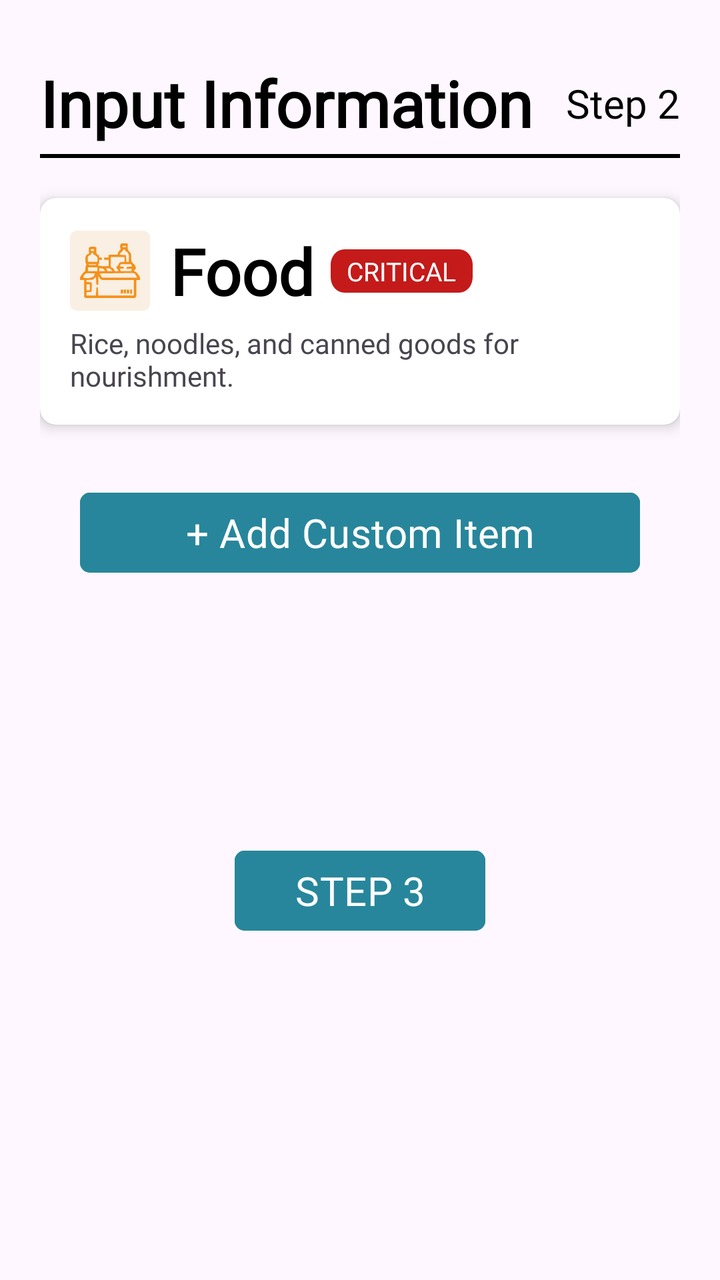
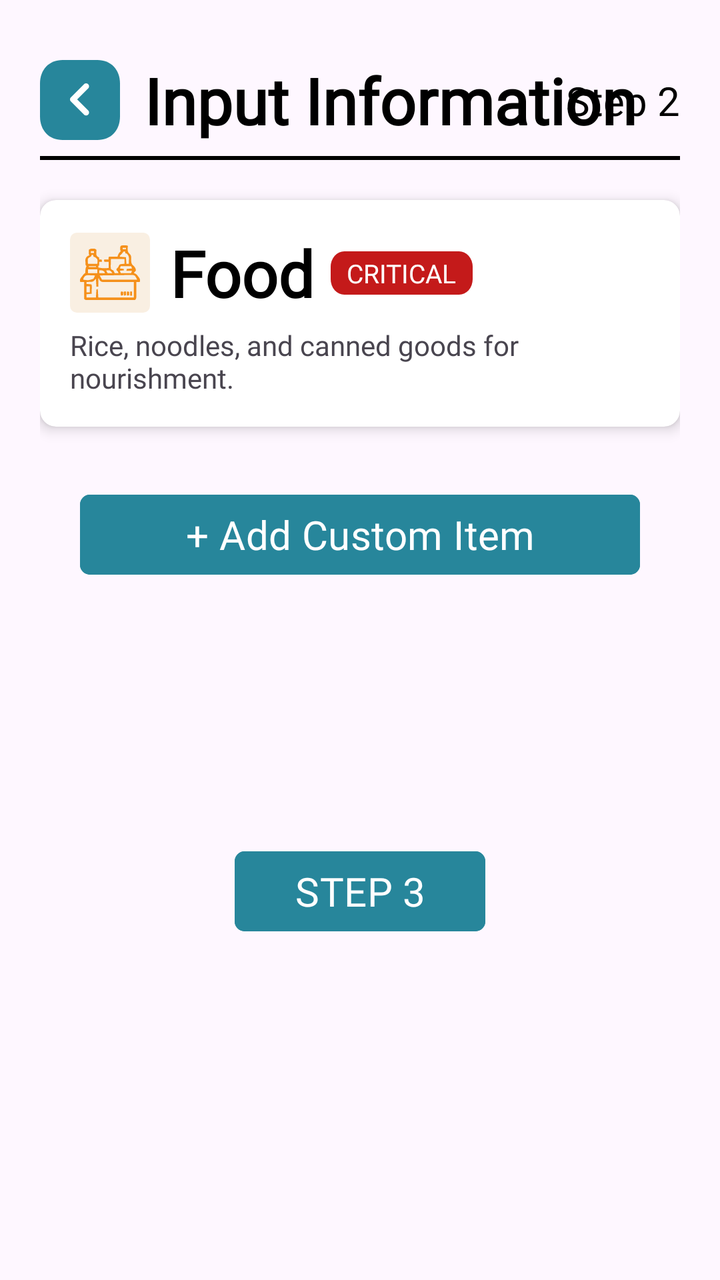

The first picture is an Android layout as it rendered before a commit; the second is the same layout after the commit. The layout source and the unified diff follow.
<!-- AndroidManifest.xml: application theme Theme.Dawnasyon_v1 -->
<!-- res/layout/donation_details.xml -->
<?xml version="1.0" encoding="utf-8"?>
<ScrollView xmlns:android="http://schemas.android.com/apk/res/android"
    xmlns:app="http://schemas.android.com/apk/res-auto"
    xmlns:tools="http://schemas.android.com/tools"
    android:layout_width="match_parent"
    android:layout_height="match_parent"
    android:fillViewport="true">

    <androidx.constraintlayout.widget.ConstraintLayout
        android:layout_width="match_parent"
        android:layout_height="wrap_content"
        android:padding="20dp">

        <TextView
            android:id="@+id/txtHeader"
            android:layout_width="wrap_content"
            android:layout_height="wrap_content"
            android:layout_marginTop="10dp"
            android:fontFamily="@font/dongle"
            android:text="Input Information"
            android:textColor="@android:color/black"
            android:textSize="32sp"
            android:textStyle="bold"
            app:layout_constraintStart_toStartOf="parent"
            app:layout_constraintTop_toTopOf="parent" />

        <View
            android:id="@+id/separatorLine"
            android:layout_width="0dp"
            android:layout_height="2dp"
            android:layout_marginTop="4dp"
            android:background="@color/black"
            app:layout_constraintEnd_toEndOf="parent"
            app:layout_constraintStart_toStartOf="parent"
            app:layout_constraintTop_toBottomOf="@id/txtHeader" />

        <TextView
            android:id="@+id/txtStep"
            android:layout_width="wrap_content"
            android:layout_height="wrap_content"
            android:fontFamily="@font/dongle"
            android:text="Step 2"
            android:textColor="@color/black"
            android:textSize="20sp"
            app:layout_constraintBottom_toBottomOf="@id/txtHeader"
            app:layout_constraintEnd_toEndOf="parent"
            app:layout_constraintTop_toTopOf="@id/txtHeader" />

        <androidx.cardview.widget.CardView
            android:id="@+id/cardCategory"
            android:layout_width="match_parent"
            android:layout_height="wrap_content"
            android:layout_marginTop="20dp"
            app:cardCornerRadius="8dp"
            app:cardElevation="4dp"
            app:layout_constraintTop_toBottomOf="@id/separatorLine">

            <LinearLayout
                android:layout_width="match_parent"
                android:layout_height="wrap_content"
                android:orientation="vertical"
                android:padding="15dp">

                <LinearLayout
                    android:layout_width="match_parent"
                    android:layout_height="wrap_content"
                    android:orientation="horizontal"
                    android:gravity="center_vertical">

                    <ImageView
                        android:id="@+id/detailsImage"
                        android:layout_width="40dp"
                        android:layout_height="40dp"
                        android:src="@drawable/ic_food"
                        android:layout_marginEnd="10dp"
                        android:background="@drawable/bg"
                        android:padding="5dp"/>

                    <TextView
                        android:id="@+id/detailsTitle"
                        android:layout_width="wrap_content"
                        android:layout_height="wrap_content"
                        android:fontFamily="@font/dongle"
                        android:text="Food"
                        android:textColor="@android:color/black"
                        android:textSize="32sp"
                        android:textStyle="bold" />

                    <TextView
                        android:id="@+id/detailsStatus"
                        android:layout_width="wrap_content"
                        android:layout_height="wrap_content"
                        android:layout_marginStart="8dp"
                        android:background="@drawable/status_red"
                        android:fontFamily="@font/dongle"
                        android:paddingStart="8dp"
                        android:paddingTop="2dp"
                        android:paddingEnd="8dp"
                        android:paddingBottom="2dp"
                        android:text="CRITICAL"
                        android:textAlignment="center"
                        android:textColor="@android:color/white"
                        android:textSize="13sp" />
                </LinearLayout>

                <TextView
                    android:id="@+id/detailsDescription"
                    android:layout_width="match_parent"
                    android:layout_height="wrap_content"
                    android:layout_marginTop="5dp"
                    android:fontFamily="@font/dongle_light"
                    android:text="Rice, noodles, and canned goods for nourishment."
                    android:textSize="14sp" />
            </LinearLayout>
        </androidx.cardview.widget.CardView>

        <LinearLayout
            android:id="@+id/reliefPackContainer"
            android:layout_width="match_parent"
            android:layout_height="wrap_content"
            android:orientation="vertical"
            android:layout_marginTop="15dp"
            android:visibility="gone"
            app:layout_constraintTop_toBottomOf="@id/cardCategory">

            <com.google.android.material.textfield.TextInputLayout
                android:layout_width="match_parent"
                android:layout_height="wrap_content"
                style="@style/Widget.MaterialComponents.TextInputLayout.OutlinedBox"
                android:hint="Number of Packs">

                <com.google.android.material.textfield.TextInputEditText
                    android:id="@+id/etPackQuantity"
                    android:layout_width="match_parent"
                    android:layout_height="wrap_content"
                    android:inputType="number" />
            </com.google.android.material.textfield.TextInputLayout>

            <com.google.android.material.textfield.TextInputLayout
                android:layout_width="match_parent"
                android:layout_height="wrap_content"
                android:layout_marginTop="12dp"
                style="@style/Widget.MaterialComponents.TextInputLayout.OutlinedBox"
                android:hint="Specific Contents of the Pack">

                <com.google.android.material.textfield.TextInputEditText
                    android:id="@+id/etPackContents"
                    android:layout_width="match_parent"
                    android:layout_height="wrap_content"
                    android:inputType="textMultiLine"
                    android:lines="4"
                    android:gravity="top" />
            </com.google.android.material.textfield.TextInputLayout>
        </LinearLayout>

        <LinearLayout
            android:id="@+id/itemInputsContainer"
            android:layout_width="match_parent"
            android:layout_height="wrap_content"
            android:orientation="vertical"
            android:layout_marginTop="15dp"
            app:layout_constraintTop_toBottomOf="@id/reliefPackContainer"/>

        <Button
            android:id="@+id/btnAddCustomItem"
            android:layout_width="match_parent"
            android:layout_height="wrap_content"
            android:layout_marginStart="20dp"
            android:layout_marginTop="15dp"
            android:layout_marginEnd="20dp"
            android:backgroundTint="#27869B"
            android:fontFamily="@font/dongle"
            android:text="+ Add Custom Item"
            android:textAllCaps="false"
            android:textColor="#FFFFFF"
            android:textSize="20sp"
            app:cornerRadius="5dp"
            app:layout_constraintTop_toBottomOf="@id/itemInputsContainer" />

        <LinearLayout
            android:id="@+id/customItemInputLayout"
            android:layout_width="match_parent"
            android:layout_height="wrap_content"
            android:orientation="vertical"
            android:layout_marginTop="10dp"
            android:visibility="gone"
            app:layout_constraintTop_toBottomOf="@id/btnAddCustomItem">
        </LinearLayout>

        <Button
            android:id="@+id/btnStep3"
            android:layout_width="wrap_content"
            android:layout_height="wrap_content"
            android:layout_marginTop="30dp"
            android:layout_marginBottom="50dp"
            android:backgroundTint="#27869B"
            android:fontFamily="@font/dongle"
            android:paddingStart="30dp"
            android:paddingEnd="30dp"
            android:text="STEP 3"
            android:textColor="@android:color/white"
            android:textSize="20sp"
            app:cornerRadius="5dp"
            app:layout_constraintBottom_toBottomOf="parent"
            app:layout_constraintEnd_toEndOf="parent"
            app:layout_constraintStart_toStartOf="parent"
            app:layout_constraintTop_toBottomOf="@id/customItemInputLayout" />

    </androidx.constraintlayout.widget.ConstraintLayout>
</ScrollView>
<!-- resources referenced by this layout -->
<resources>
  <color name="black">#FF000000</color>
  <!-- drawable bg (drawable) -->
  <vector xmlns:android="http://schemas.android.com/apk/res/android"
      android:width="58dp"
      android:height="58dp"
      android:viewportWidth="58"
      android:viewportHeight="58">
    <path
        android:pathData="M5,0L53,0A5,5 0,0 1,58 5L58,53A5,5 0,0 1,53 58L5,58A5,5 0,0 1,0 53L0,5A5,5 0,0 1,5 0z"
        android:fillColor="#F9EFE2"/>
  </vector>
  <!-- drawable ic_food: vector/xml drawable (drawable, 8207 chars, omitted) -->
  <!-- drawable status_red (drawable) -->
  <vector xmlns:android="http://schemas.android.com/apk/res/android"
      android:width="52dp"
      android:height="14dp"
      android:viewportWidth="52"
      android:viewportHeight="14">
    <path
        android:pathData="M5,0L47,0A5,5 0,0 1,52 5L52,9A5,5 0,0 1,47 14L5,14A5,5 0,0 1,0 9L0,5A5,5 0,0 1,5 0z"
        android:fillColor="#C41A1A"/>
  </vector>
  <style name="Theme.Dawnasyon_v1" parent="Base.Theme.Dawnasyon_v1" />
  <style name="Base.Theme.Dawnasyon_v1" parent="Theme.Material3.Light.NoActionBar">
          
          
      </style>
</resources>

<!-- the commit's change to res/layout/donation_details.xml (unified diff, before → after) -->
@@ -11,28 +11,40 @@
         android:layout_height="wrap_content"
         android:padding="20dp">
 
+        <ImageButton
+            android:id="@+id/btnBack"
+            android:layout_width="40dp"
+            android:layout_height="40dp"
+            android:layout_marginTop="10dp"
+            android:background="@drawable/bg_circle_teal"
+            android:src="@drawable/ic_left"
+            app:tint="@color/white"
+            app:layout_constraintStart_toStartOf="parent"
+            app:layout_constraintTop_toTopOf="parent" />
+
         <TextView
             android:id="@+id/txtHeader"
             android:layout_width="wrap_content"
             android:layout_height="wrap_content"
-            android:layout_marginTop="10dp"
+            android:layout_marginStart="12dp"
             android:fontFamily="@font/dongle"
             android:text="Input Information"
             android:textColor="@android:color/black"
             android:textSize="32sp"
             android:textStyle="bold"
-            app:layout_constraintStart_toStartOf="parent"
-            app:layout_constraintTop_toTopOf="parent" />
+            app:layout_constraintBottom_toBottomOf="@id/btnBack"
+            app:layout_constraintStart_toEndOf="@id/btnBack"
+            app:layout_constraintTop_toTopOf="@id/btnBack" />
 
         <View
             android:id="@+id/separatorLine"
             android:layout_width="0dp"
             android:layout_height="2dp"
-            android:layout_marginTop="4dp"
+            android:layout_marginTop="8dp"
             android:background="@color/black"
             app:layout_constraintEnd_toEndOf="parent"
             app:layout_constraintStart_toStartOf="parent"
-            app:layout_constraintTop_toBottomOf="@id/txtHeader" />
+            app:layout_constraintTop_toBottomOf="@id/btnBack" />
 
         <TextView
             android:id="@+id/txtStep"
<!-- resource entries referenced after the edit -->
@@ -1,6 +1,7 @@
 <!-- resources referenced by this layout -->
 <resources>
   <color name="black">#FF000000</color>
+  <color name="white">#FFFFFFFF</color>
   <!-- drawable bg (drawable) -->
   <vector xmlns:android="http://schemas.android.com/apk/res/android"
       android:width="58dp"
@@ -11,7 +12,31 @@
         android:pathData="M5,0L53,0A5,5 0,0 1,58 5L58,53A5,5 0,0 1,53 58L5,58A5,5 0,0 1,0 53L0,5A5,5 0,0 1,5 0z"
         android:fillColor="#F9EFE2"/>
   </vector>
+  <!-- drawable bg_circle_teal (drawable) -->
+  <vector xmlns:android="http://schemas.android.com/apk/res/android"
+      android:width="33dp"
+      android:height="33dp"
+      android:viewportWidth="33"
+      android:viewportHeight="33">
+    <path
+        android:pathData="M9.339,33L23.645,33C29.238,33 33,29.073 33,23.232L33,9.752C33,3.927 29.238,0 23.645,0L9.339,0C3.746,0 0,3.927 0,9.752L0,23.232C0,29.073 3.746,33 9.339,33Z"
+        android:fillColor="#27869B"/>
+  </vector>
   <!-- drawable ic_food: vector/xml drawable (drawable, 8207 chars, omitted) -->
+  <!-- drawable ic_left (drawable) -->
+  <vector xmlns:android="http://schemas.android.com/apk/res/android"
+      android:width="10dp"
+      android:height="17dp"
+      android:viewportWidth="10"
+      android:viewportHeight="17">
+    <path
+        android:pathData="M8.045,14.59L1.5,8.045L8.045,1.5"
+        android:strokeLineJoin="round"
+        android:strokeWidth="3"
+        android:fillColor="#00000000"
+        android:strokeColor="#FCFBFE"
+        android:strokeLineCap="round"/>
+  </vector>
   <!-- drawable status_red (drawable) -->
   <vector xmlns:android="http://schemas.android.com/apk/res/android"
       android:width="52dp"
